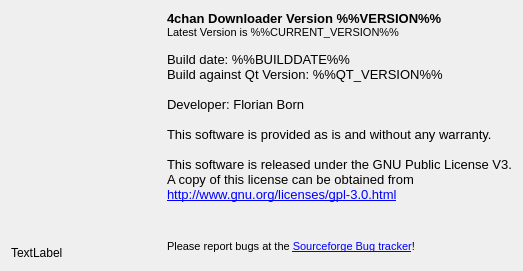
The window that uiinfo.ui (chrisdevchroma/fourchan-dl) describes before a commit, drawn with Qt 5.
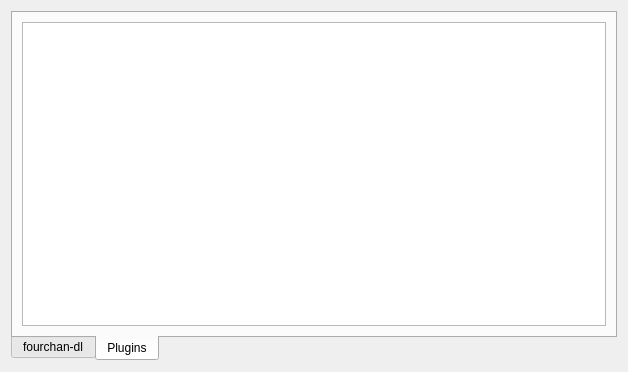
The same window after the commit. The open tabs and pages were chosen to show the change. Icons and pictures are not drawn.

Commit message: Rebuild for use of plugins

```diff
--- a/uiinfo.ui
+++ b/uiinfo.ui
@@ -6,8 +6,8 @@
    <rect>
     <x>0</x>
     <y>0</y>
-    <width>513</width>
-    <height>271</height>
+    <width>628</width>
+    <height>372</height>
    </rect>
   </property>
   <property name="sizePolicy">
@@ -23,6 +23,19 @@
    <iconset resource="resources.qrc">
     <normaloff>:/icons/resources/about.png</normaloff>:/icons/resources/about.png</iconset>
   </property>
+  <layout class="QGridLayout" name="gridLayout_2">
+   <item row="0" column="0">
+    <widget class="QTabWidget" name="tabWidget">
+     <property name="tabPosition">
+      <enum>QTabWidget::South</enum>
+     </property>
+     <property name="currentIndex">
+      <number>0</number>
+     </property>
+     <widget class="QWidget" name="tab">
+      <attribute name="title">
+       <string>fourchan-dl</string>
+      </attribute>
   <layout class="QGridLayout" name="gridLayout">
    <item row="0" column="0">
     <layout class="QVBoxLayout" name="verticalLayout_2">
@@ -114,6 +127,37 @@
      <property name="openExternalLinks">
       <bool>true</bool>
      </property>
+        </widget>
+       </item>
+      </layout>
+     </widget>
+     <widget class="QWidget" name="tab_2">
+      <attribute name="title">
+       <string>Plugins</string>
+      </attribute>
+      <layout class="QGridLayout" name="gridLayout_3">
+       <item row="0" column="0">
+        <widget class="QTreeWidget" name="pluginInfo">
+         <attribute name="headerVisible">
+          <bool>false</bool>
+         </attribute>
+         <attribute name="headerDefaultSectionSize">
+          <number>150</number>
+         </attribute>
+         <column>
+          <property name="text">
+           <string>Name</string>
+          </property>
+         </column>
+         <column>
+          <property name="text">
+           <string>Value</string>
+          </property>
+         </column>
+        </widget>
+       </item>
+      </layout>
+     </widget>
     </widget>
    </item>
   </layout>
```
Lines whose indentation alone changed are shown as unchanged. The commit also changes 31 other files.
